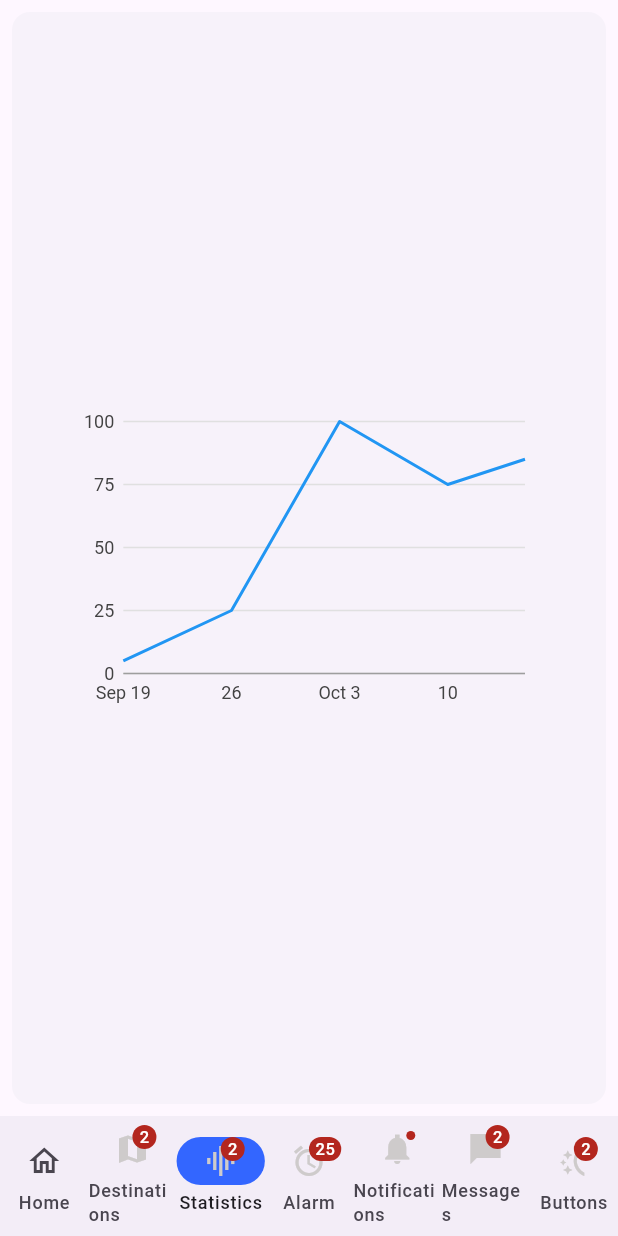
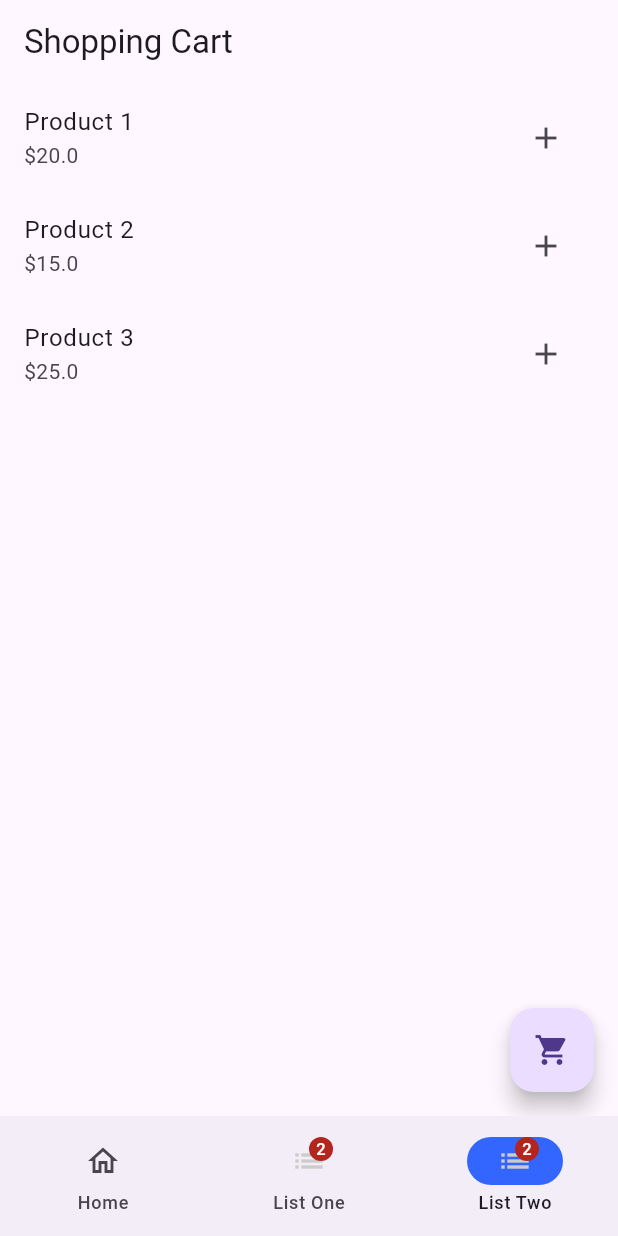
Before and after one commit to rojasdev/flutter_carting, a Flutter app: the screen it shows after launch, item 3 of the bottom bar chosen, on a phone screen of 412 x 824 dp. Run offline on Flutter 3.47's test engine with Material 3 defaults, Android fonts, the phone set to English and light mode, and no system bars.

Commit message:
new version

```diff
--- a/lib/pages/charts.dart
+++ /dev/null
@@ -1,61 +0,0 @@
-import 'package:flutter/material.dart';
-import 'package:charts_flutter/flutter.dart' as charts;
-
-class SimpleTimeSeriesChart extends StatelessWidget {
-  final List<charts.Series<TimeSeriesSales, DateTime>> seriesList;
-  final bool animate;
-
-  const SimpleTimeSeriesChart(this.seriesList,
-      {Key? key, required this.animate})
-      : super(key: key);
-
-  /// Creates a [TimeSeriesChart] with sample data and no transition.
-  factory SimpleTimeSeriesChart.withSampleData() {
-    return SimpleTimeSeriesChart(
-      _createSampleData(),
-      // Disable animations for image tests.
-      animate: false,
-    );
-  }
-
-  @override
-  Widget build(BuildContext context) {
-    return charts.TimeSeriesChart(
-      seriesList,
-      animate: animate,
-      // Optionally pass in a [DateTimeFactory] used by the chart.
-      // The factory should create the same type of [DateTime] as the data provided.
-      // If none specified, the default creates local date time.
-      dateTimeFactory: const charts.LocalDateTimeFactory(),
-    );
-  }
-
-  /// Create one series with sample hard coded data.
-  static List<charts.Series<TimeSeriesSales, DateTime>> _createSampleData() {
-    final data = [
-      TimeSeriesSales(DateTime(2023, 9, 19), 5),
-      TimeSeriesSales(DateTime(2023, 9, 26), 25),
-      TimeSeriesSales(DateTime(2023, 10, 3), 100),
-      TimeSeriesSales(DateTime(2023, 10, 10), 75),
-      TimeSeriesSales(DateTime(2023, 10, 15), 85),
-    ];
-
-    return [
-      charts.Series<TimeSeriesSales, DateTime>(
-        id: 'Sales',
-        colorFn: (_, __) => charts.MaterialPalette.blue.shadeDefault,
-        domainFn: (TimeSeriesSales sales, _) => sales.time,
-        measureFn: (TimeSeriesSales sales, _) => sales.sales,
-        data: data,
-      )
-    ];
-  }
-}
-
-/// Sample time series data type.
-class TimeSeriesSales {
-  final DateTime time;
-  final int sales;
-
-  TimeSeriesSales(this.time, this.sales);
-}
--- a/lib/pages/navigation.dart
+++ b/lib/pages/navigation.dart
@@ -1,11 +1,7 @@
 import 'package:flutter/material.dart';
 import 'home.dart';
-import 'map.dart';
-import 'notification.dart';
-import 'message.dart';
-import 'alarm.dart';
-import 'stats.dart';
-import 'buttons.dart';
+import 'todo.dart';
+import 'view.dart';
 
 class NavigationPage extends StatefulWidget {
   const NavigationPage({super.key});
@@ -42,58 +38,21 @@ class _NavigationPageState extends State<NavigationPage> {
             icon: Badge(
               label: Text('2'),
               child: Icon(
-                Icons.map_sharp,
+                Icons.list,
                 color: Color.fromARGB(255, 206, 203, 203),
               ),
             ),
-            label: 'Destinations',
+            label: 'List One',
           ),
           NavigationDestination(
             icon: Badge(
               label: Text('2'),
               child: Icon(
-                Icons.graphic_eq_sharp,
+                Icons.list,
                 color: Color.fromARGB(255, 206, 203, 203),
               ),
             ),
-            label: 'Statistics',
-          ),
-          NavigationDestination(
-            icon: Badge(
-                label: Text('25'),
-                child: Icon(
-                  Icons.alarm_sharp,
-                  color: Color.fromARGB(255, 206, 203, 203),
-                )),
-            label: 'Alarm',
-          ),
-          NavigationDestination(
-            icon: Badge(
-                child: Icon(
-              Icons.notifications_sharp,
-              color: Color.fromARGB(255, 206, 203, 203),
-            )),
-            label: 'Notifications',
-          ),
-          NavigationDestination(
-            icon: Badge(
-              label: Text('2'),
-              child: Icon(
-                Icons.messenger_sharp,
-                color: Color.fromARGB(255, 206, 203, 203),
-              ),
-            ),
-            label: 'Messages',
-          ),
-          NavigationDestination(
-            icon: Badge(
-              label: Text('2'),
-              child: Icon(
-                Icons.switch_access_shortcut,
-                color: Color.fromARGB(255, 206, 203, 203),
-              ),
-            ),
-            label: 'Buttons',
+            label: 'List Two',
           ),
         ],
       ),
@@ -101,20 +60,9 @@ class _NavigationPageState extends State<NavigationPage> {
         /// Home page
         const HomePage(),
 
-        const MapPage(),
+        const TodoPage(),
 
-        const StatPage(),
-
-        const AlarmPage(),
-
-        // Notification Page
-        const NotificationPage(),
-
-        /// Messages page
-        const MessagePage(),
-
-        /// Button page
-        const ButtonPage(),
+        const ViewPage(),
       ][currentPageIndex],
     );
   }
--- a/lib/pages/stats.dart
+++ /dev/null
@@ -1,25 +0,0 @@
-import 'package:flutter/material.dart';
-import 'charts.dart';
-
-class StatPage extends StatelessWidget {
-  const StatPage({super.key});
-
-  @override
-  Widget build(BuildContext context) {
-    return Card(
-      shadowColor: Colors.transparent,
-      margin: const EdgeInsets.all(8.0),
-      child: SizedBox.expand(
-        child: Center(
-          child: SizedBox(
-            height: 250,
-            child: Padding(
-              padding: const EdgeInsets.fromLTRB(40, 20, 40, 20),
-              child: SimpleTimeSeriesChart.withSampleData(),
-            ),
-          ),
-        ),
-      ),
-    );
-  }
-}
--- /dev/null
+++ b/lib/pages/view.dart
@@ -0,0 +1,125 @@
+import 'package:flutter/material.dart';
+
+class Product {
+  final String name;
+  final double price;
+
+  Product({required this.name, required this.price});
+}
+
+class ShoppingCart {
+  final List<Product> items = [];
+}
+
+class ViewPage extends StatefulWidget {
+  const ViewPage({Key? key}) : super(key: key);
+
+  @override
+  // ignore: library_private_types_in_public_api
+  _ViewPageState createState() => _ViewPageState();
+}
+
+class _ViewPageState extends State<ViewPage> {
+  final ShoppingCart cart = ShoppingCart();
+
+  final List<Product> products = [
+    Product(name: 'Product 1', price: 20.0),
+    Product(name: 'Product 2', price: 15.0),
+    Product(name: 'Product 3', price: 25.0),
+  ];
+
+  @override
+  Widget build(BuildContext context) {
+    return Scaffold(
+      appBar: AppBar(
+        title: const Text('Shopping Cart'),
+      ),
+      body: ListView.builder(
+        itemCount: products.length,
+        itemBuilder: (context, index) {
+          return ListTile(
+            title: Text(products[index].name),
+            subtitle: Text('\$${products[index].price.toString()}'),
+            trailing: IconButton(
+              icon: const Icon(Icons.add),
+              onPressed: () {
+                addToCart(products[index]);
+              },
+            ),
+          );
+        },
+      ),
+      floatingActionButton: FloatingActionButton(
+        onPressed: () {
+          openShoppingCart();
+        },
+        child: const Icon(Icons.shopping_cart),
+      ),
+    );
+  }
+
+  void addToCart(Product product) {
+    setState(() {
+      cart.items.add(product);
+    });
+    ScaffoldMessenger.of(context).showSnackBar(
+      SnackBar(
+        content: Text('${product.name} added to cart'),
+        duration: const Duration(seconds: 1),
+      ),
+    );
+  }
+
+  void openShoppingCart() {
+    Navigator.of(context).push(
+      MaterialPageRoute(
+        builder: (context) =>
+            ShoppingCartPage(cart: cart, onDelete: deleteFromCart),
+      ),
+    );
+  }
+
+  void deleteFromCart(Product product) {
+    setState(() {
+      cart.items.remove(product);
+    });
+    ScaffoldMessenger.of(context).showSnackBar(
+      SnackBar(
+        content: Text('${product.name} removed from cart'),
+        duration: const Duration(seconds: 1),
+      ),
+    );
+  }
+}
+
+class ShoppingCartPage extends StatelessWidget {
+  final ShoppingCart cart;
+  final Function(Product) onDelete;
+
+  const ShoppingCartPage(
+      {super.key, required this.cart, required this.onDelete});
+
+  @override
+  Widget build(BuildContext context) {
+    return Scaffold(
+      appBar: AppBar(
+        title: const Text('Shopping Cart'),
+      ),
+      body: ListView.builder(
+        itemCount: cart.items.length,
+        itemBuilder: (context, index) {
+          return ListTile(
+            title: Text(cart.items[index].name),
+            subtitle: Text('\$${cart.items[index].price.toString()}'),
+            trailing: IconButton(
+              icon: const Icon(Icons.delete),
+              onPressed: () {
+                onDelete(cart.items[index]);
+              },
+            ),
+          );
+        },
+      ),
+    );
+  }
+}
```
Also changed, not shown: lib/pages/alarm.dart (deleted, +0 -20 lines), lib/pages/buttons.dart (deleted, +0 -35 lines), lib/pages/map.dart (deleted, +0 -122 lines), lib/pages/message.dart (deleted, +0 -50 lines), lib/pages/notification.dart (deleted, +0 -30 lines), lib/pages/todo.dart (added, +82 -0 lines).
